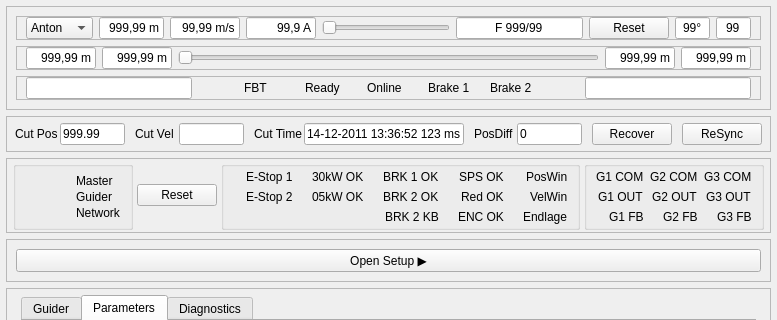
Before: the Qt Designer form src/steuerung3d/apps/yellow/ui_split/yellow3_merged.ui in martburg/qt_panda_spike_repo, drawn with Qt 5; both pictures show x 0 to 777 and y 0 to 320 of the 777 by 623 pixel window.
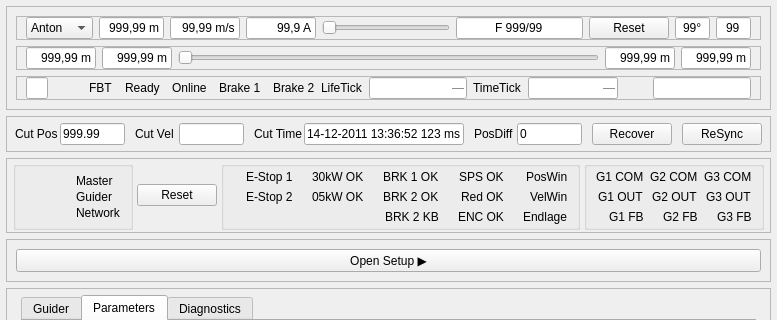
After: the same form once the commit is applied.

```diff
--- a/src/steuerung3d/apps/yellow/ui_split/yellow3_merged.ui
+++ b/src/steuerung3d/apps/yellow/ui_split/yellow3_merged.ui
@@ -673,6 +673,79 @@
             </item>
            </layout>
           </item>
+          <item>
+           <layout class="QHBoxLayout" name="horizontalLayout_livetick">
+            <item>
+             <widget class="QLabel" name="lblLiveTick">
+              <property name="text">
+               <string>LifeTick</string>
+              </property>
+             </widget>
+            </item>
+            <item>
+             <widget class="QLineEdit" name="txt_lifetick">
+              <property name="minimumSize">
+               <size>
+                <width>90</width>
+                <height>0</height>
+               </size>
+              </property>
+              <property name="maximumSize">
+               <size>
+                <width>120</width>
+                <height>16777215</height>
+               </size>
+              </property>
+              <property name="readOnly">
+               <bool>true</bool>
+              </property>
+              <property name="alignment">
+               <set>Qt::AlignRight|Qt::AlignVCenter</set>
+              </property>
+              <property name="placeholderText">
+               <string>—</string>
+              </property>
+             </widget>
+            </item>
+           </layout>
+          </item>
+          <item>
+           <layout class="QHBoxLayout" name="horizontalLayout_timetick">
+            <item>
+             <widget class="QLabel" name="lblTimeTick">
+              <property name="text">
+               <string>TimeTick</string>
+              </property>
+             </widget>
+            </item>
+            <item>
+             <widget class="QLineEdit" name="txt_timetick">
+              <property name="minimumSize">
+               <size>
+                <width>90</width>
+                <height>0</height>
+               </size>
+              </property>
+              <property name="maximumSize">
+               <size>
+                <width>120</width>
+                <height>16777215</height>
+               </size>
+              </property>
+              <property name="readOnly">
+               <bool>true</bool>
+              </property>
+              <property name="alignment">
+               <set>Qt::AlignRight|Qt::AlignVCenter</set>
+              </property>
+              <property name="placeholderText">
+               <string>—</string>
+              </property>
+             </widget>
+            </item>
+           </layout>
+          </item>
+
           <item>
            <spacer name="horizontalSpacer_2">
             <property name="orientation">
```
